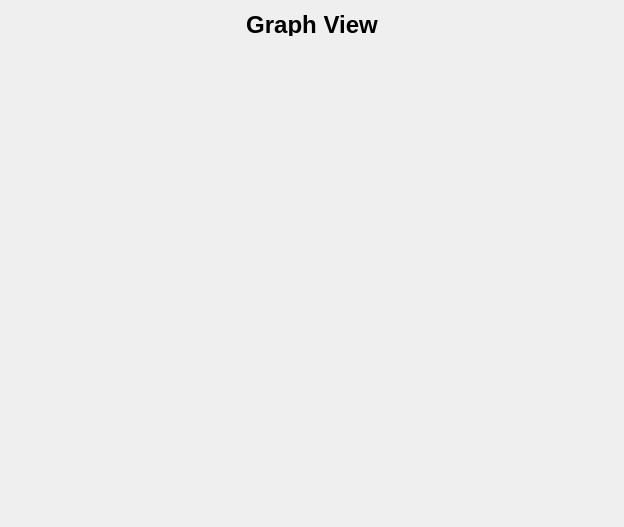
First picture: the form in src/jceData/Grades/graph/gradegraph.ui, repository liranbg/JCEaverageCalculator, before the edit.
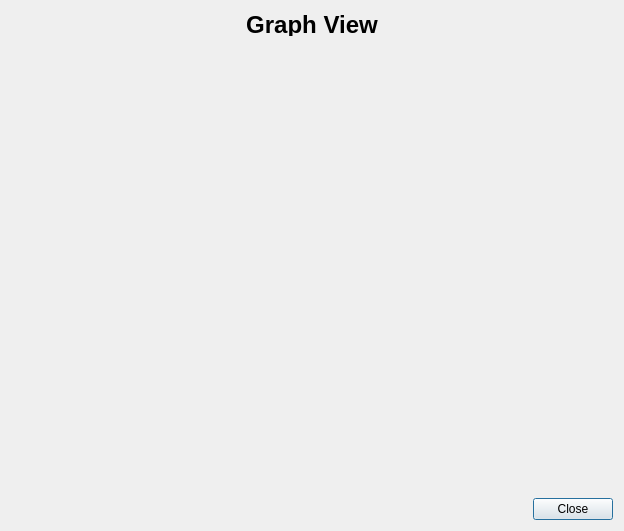
Second picture: the form after the edit. Custom widgets are drawn as their Qt base class.

Diff of the .ui file:
```diff
--- a/src/jceData/Grades/graph/gradegraph.ui
+++ b/src/jceData/Grades/graph/gradegraph.ui
@@ -7,13 +7,13 @@
     <x>0</x>
     <y>0</y>
     <width>624</width>
-    <height>527</height>
+    <height>531</height>
    </rect>
   </property>
   <property name="windowTitle">
    <string>Dialog</string>
   </property>
-  <layout class="QVBoxLayout" name="verticalLayout_2">
+  <layout class="QVBoxLayout" name="verticalLayout_3">
    <item>
     <widget class="QLabel" name="label">
      <property name="sizePolicy">
@@ -34,6 +34,8 @@
     </widget>
    </item>
    <item>
+    <layout class="QVBoxLayout" name="verticalLayout_2">
+     <item>
     <widget class="QCustomPlot" name="graphwidget" native="true">
      <property name="sizePolicy">
       <sizepolicy hsizetype="Expanding" vsizetype="Expanding">
@@ -42,8 +44,33 @@
       </sizepolicy>
      </property>
      <layout class="QVBoxLayout" name="verticalLayout"/>
-     <zorder></zorder>
-    </widget>
+      </widget>
+     </item>
+     <item>
+      <layout class="QHBoxLayout" name="horizontalLayout">
+       <item>
+        <spacer name="horizontalSpacer">
+         <property name="orientation">
+          <enum>Qt::Horizontal</enum>
+         </property>
+         <property name="sizeHint" stdset="0">
+          <size>
+           <width>88</width>
+           <height>20</height>
+          </size>
+         </property>
+        </spacer>
+       </item>
+       <item>
+        <widget class="QPushButton" name="pushButton">
+         <property name="text">
+          <string>Close</string>
+         </property>
+        </widget>
+       </item>
+      </layout>
+     </item>
+    </layout>
    </item>
   </layout>
  </widget>
```
Lines whose indentation alone changed are shown as unchanged.
